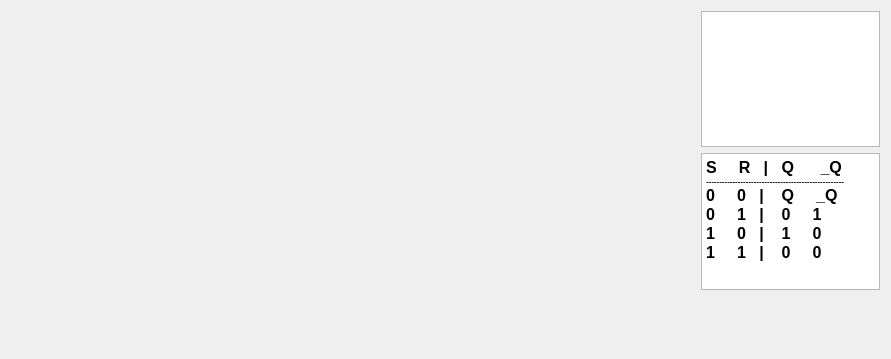
pankrach/Homework3sem, file simpleOrThreadTriggerProject/simpleOrThreadTrigger/Oscillogram.ui: the form before one commit.
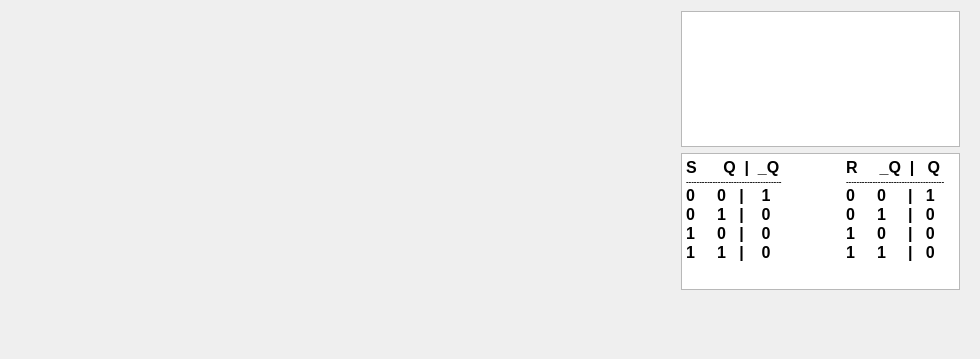
The form after the commit.

```diff
--- a/simpleOrThreadTriggerProject/simpleOrThreadTrigger/Oscillogram.ui
+++ b/simpleOrThreadTriggerProject/simpleOrThreadTrigger/Oscillogram.ui
@@ -6,7 +6,7 @@
    <rect>
     <x>0</x>
     <y>0</y>
-    <width>891</width>
+    <width>980</width>
     <height>359</height>
    </rect>
   </property>
@@ -16,9 +16,9 @@
   <widget class="QWidget" name="verticalLayoutWidget">
    <property name="geometry">
     <rect>
-     <x>690</x>
+     <x>670</x>
      <y>0</y>
-     <width>201</width>
+     <width>301</width>
      <height>301</height>
     </rect>
    </property>
@@ -33,11 +33,11 @@
 &lt;html&gt;&lt;head&gt;&lt;meta name=&quot;qrichtext&quot; content=&quot;1&quot; /&gt;&lt;style type=&quot;text/css&quot;&gt;
 p, li { white-space: pre-wrap; }
 &lt;/style&gt;&lt;/head&gt;&lt;body style=&quot; font-family:'MS Shell Dlg 2'; font-size:8.25pt; font-weight:400; font-style:normal;&quot;&gt;
-&lt;p style=&quot; margin-top:0px; margin-bottom:0px; margin-left:0px; margin-right:0px; -qt-block-indent:0; text-indent:0px;&quot;&gt;&lt;span style=&quot; font-size:12pt; font-weight:600;&quot;&gt;S     R   |   Q      _Q&lt;br /&gt;&lt;/span&gt;&lt;span style=&quot; font-size:6pt; font-weight:600;&quot;&gt;----------------------------------------------------&lt;/span&gt;&lt;/p&gt;
-&lt;p style=&quot; margin-top:0px; margin-bottom:0px; margin-left:0px; margin-right:0px; -qt-block-indent:0; text-indent:0px;&quot;&gt;&lt;span style=&quot; font-size:12pt; font-weight:600;&quot;&gt;0     0   |    Q     _Q&lt;/span&gt;&lt;/p&gt;
-&lt;p style=&quot; margin-top:0px; margin-bottom:0px; margin-left:0px; margin-right:0px; -qt-block-indent:0; text-indent:0px;&quot;&gt;&lt;span style=&quot; font-size:12pt; font-weight:600;&quot;&gt;0     1   |    0     1&lt;/span&gt;&lt;/p&gt;
-&lt;p style=&quot; margin-top:0px; margin-bottom:0px; margin-left:0px; margin-right:0px; -qt-block-indent:0; text-indent:0px;&quot;&gt;&lt;span style=&quot; font-size:12pt; font-weight:600;&quot;&gt;1     0   |    1     0&lt;/span&gt;&lt;/p&gt;
-&lt;p style=&quot; margin-top:0px; margin-bottom:0px; margin-left:0px; margin-right:0px; -qt-block-indent:0; text-indent:0px;&quot;&gt;&lt;span style=&quot; font-size:12pt; font-weight:600;&quot;&gt;1     1   |    0     0&lt;/span&gt;&lt;/p&gt;&lt;/body&gt;&lt;/html&gt;</string>
+&lt;p style=&quot; margin-top:0px; margin-bottom:0px; margin-left:0px; margin-right:0px; -qt-block-indent:0; text-indent:0px;&quot;&gt;&lt;span style=&quot; font-size:12pt; font-weight:600;&quot;&gt;S      Q  |  _Q	R     _Q  |   Q&lt;br /&gt;&lt;/span&gt;&lt;span style=&quot; font-size:6pt; font-weight:600;&quot;&gt;------------------------------------	-------------------------------------&lt;/span&gt;&lt;/p&gt;
+&lt;p style=&quot; margin-top:0px; margin-bottom:0px; margin-left:0px; margin-right:0px; -qt-block-indent:0; text-indent:0px;&quot;&gt;&lt;span style=&quot; font-size:12pt; font-weight:600;&quot;&gt;0     0   |    1    	0     0     |   1&lt;/span&gt;&lt;/p&gt;
+&lt;p style=&quot; margin-top:0px; margin-bottom:0px; margin-left:0px; margin-right:0px; -qt-block-indent:0; text-indent:0px;&quot;&gt;&lt;span style=&quot; font-size:12pt; font-weight:600;&quot;&gt;0     1   |    0     	0     1     |   0&lt;/span&gt;&lt;/p&gt;
+&lt;p style=&quot; margin-top:0px; margin-bottom:0px; margin-left:0px; margin-right:0px; -qt-block-indent:0; text-indent:0px;&quot;&gt;&lt;span style=&quot; font-size:12pt; font-weight:600;&quot;&gt;1     0   |    0     	1     0     |   0&lt;/span&gt;&lt;/p&gt;
+&lt;p style=&quot; margin-top:0px; margin-bottom:0px; margin-left:0px; margin-right:0px; -qt-block-indent:0; text-indent:0px;&quot;&gt;&lt;span style=&quot; font-size:12pt; font-weight:600;&quot;&gt;1     1   |    0     	1     1     |   0&lt;/span&gt;&lt;/p&gt;&lt;/body&gt;&lt;/html&gt;</string>
       </property>
      </widget>
     </item>
```
